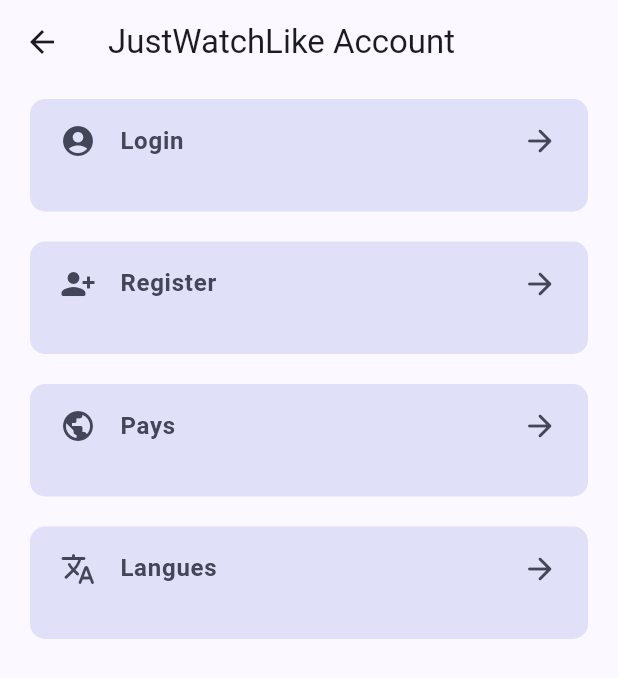
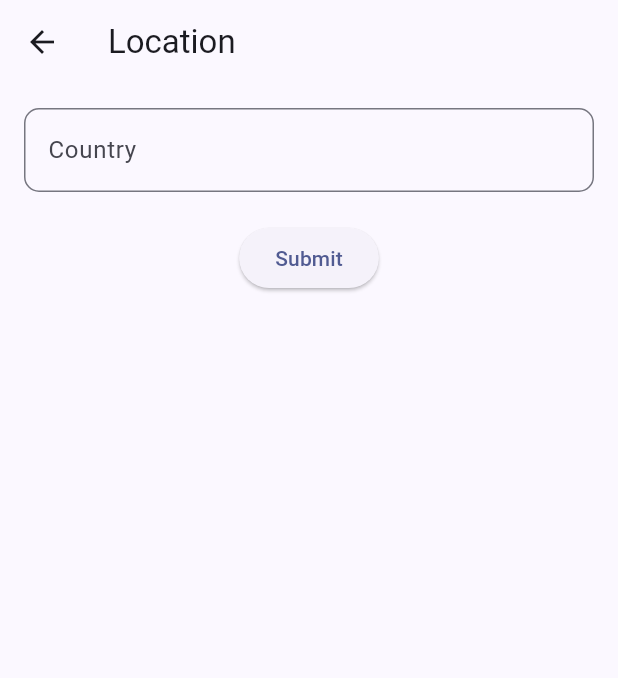
Before and after one commit to Xelame/JustWatchLike, a Flutter app: the GuestPage screen opened directly, after a tap on "Pays", on a phone screen of 412 x 824 dp. Shown: the top 678 px of the screen. Run offline on Flutter 3.47's test engine with Material 3 defaults, Android fonts, the phone set to English and light mode, and no system bars; our stand-ins replace firebase_auth, firebase_core, flutter_riverpod, freezed_annotation, geolocator; accounts and stored records are empty.

Commit message:
add geolocalisation

```diff
--- /dev/null
+++ b/lib/Geolocator/pages/geolocator.dart
@@ -0,0 +1,50 @@
+import 'package:flutter/material.dart';
+import 'package:flutter_riverpod/flutter_riverpod.dart';
+import 'package:just_watch_like/Geolocator/services/geolocalisation.dart';
+import 'package:just_watch_like/Navigation/navigation_menu.dart';
+
+class LocationPage extends ConsumerWidget {
+  LocationPage({super.key});
+
+  final _countryController = TextEditingController();
+
+  @override
+  Widget build(BuildContext context, WidgetRef ref) {
+    var country = ref.watch(geolocalisationProvider);
+    return Scaffold(
+      appBar: AppBar(
+        title: const Text("Location"),
+      ),
+      body: Padding(
+          padding: const EdgeInsets.all(16),
+          child: Column(
+            children: [
+              TextFormField(
+                controller: _countryController,
+                decoration: const InputDecoration(
+                    border: OutlineInputBorder(
+                        borderRadius: BorderRadius.all(Radius.circular(10.0))),
+                    labelText: 'Country'),
+                onChanged: (value) {
+                  _countryController.text = value;
+                },
+              ),
+              const SizedBox(
+                height: 20,
+              ),
+              ElevatedButton(
+                onPressed: () {
+                  country = _countryController.text;
+                  Navigator.push(
+                    context,
+                    MaterialPageRoute(
+                        builder: (context) => const NavigationMenu()),
+                  );
+                },
+                child: const Text("Submit"),
+              ),
+            ],
+          )),
+    );
+  }
+}
--- a/lib/Profile/guest_page.dart
+++ b/lib/Profile/guest_page.dart
@@ -1,7 +1,7 @@
 import "package:flutter/material.dart";
+import "package:just_watch_like/Geolocator/pages/geolocator.dart";
 import "login_page.dart";
 import "register_page.dart";
-
 
 class GuestPage extends StatelessWidget {
   const GuestPage({super.key});
@@ -34,10 +34,11 @@
                 content: "Register",
                 heading: Icons.person_add_alt_1_rounded,
                 trailing: Icons.arrow_forward_rounded,
-                onTap: (){
+                onTap: () {
                   Navigator.push(
                     context,
-                  MaterialPageRoute(builder: (context) => const RegisterPage()),
+                    MaterialPageRoute(
+                        builder: (context) => const RegisterPage()),
                   );
                 }),
             CustomTileButton(
@@ -45,16 +46,18 @@
                 content: "Pays",
                 heading: Icons.public_rounded,
                 trailing: Icons.arrow_forward_rounded,
-                onTap: (){
-
+                onTap: () {
+                  Navigator.push(
+                    context,
+                    MaterialPageRoute(builder: (context) => LocationPage()),
+                  );
                 }),
             CustomTileButton(
                 height: 75,
                 content: "Langues",
                 heading: Icons.translate_rounded,
                 trailing: Icons.arrow_forward_rounded,
-                onTap: (){
-                }),
+                onTap: () {}),
           ],
         ),
       ),
```
Also changed, not shown: lib/Profile/register_page.dart (+1 -104 lines). Lines whose indentation alone changed are shown as unchanged.
